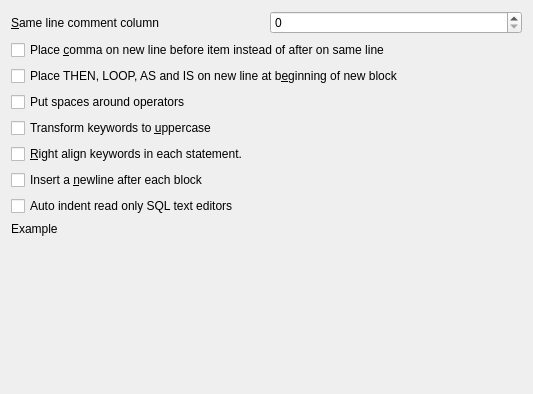
Old version of the form src/toeditextensionsetupui.ui in the repository tora-tool/tora.
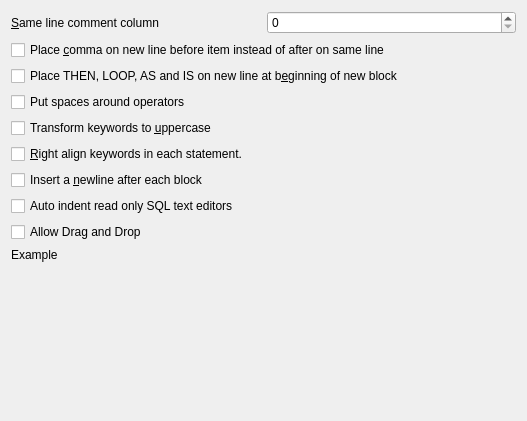
New version of the form. Custom widgets are drawn as their Qt base class.

Commit message:
fix setting the One True Tab Level since toconfig broke it. also reading from conf and removing file scoped variables so this applies when preferences change.
add an option to disable drag and drop in toeditextentions

```diff
--- a/src/toeditextensionsetupui.ui
+++ b/src/toeditextensionsetupui.ui
@@ -5,70 +5,37 @@
    <rect>
     <x>0</x>
     <y>0</y>
-    <width>533</width>
-    <height>394</height>
+    <width>527</width>
+    <height>421</height>
    </rect>
   </property>
   <property name="windowTitle" >
    <string>Form1</string>
   </property>
-  <layout class="QGridLayout" >
-   <property name="leftMargin" >
-    <number>11</number>
-   </property>
-   <property name="topMargin" >
-    <number>11</number>
-   </property>
-   <property name="rightMargin" >
-    <number>11</number>
-   </property>
-   <property name="bottomMargin" >
-    <number>11</number>
-   </property>
-   <property name="horizontalSpacing" >
-    <number>6</number>
-   </property>
-   <property name="verticalSpacing" >
-    <number>6</number>
-   </property>
-   <item row="11" column="0" colspan="2" >
-    <widget class="toHighlightedText" native="1" name="Example" >
-     <property name="sizePolicy" >
-      <sizepolicy vsizetype="Expanding" hsizetype="Preferred" >
-       <horstretch>0</horstretch>
-       <verstretch>0</verstretch>
-      </sizepolicy>
-     </property>
-    </widget>
-   </item>
-   <item row="7" column="0" colspan="2" >
-    <widget class="QCheckBox" name="RightSeparator" >
-     <property name="toolTip" >
-      <string/>
-     </property>
-     <property name="text" >
-      <string>&amp;Right align keywords in each statement.</string>
-     </property>
-    </widget>
-   </item>
-   <item row="8" column="0" colspan="2" >
-    <widget class="QCheckBox" name="EndBlockNewline" >
-     <property name="text" >
-      <string>Insert a &amp;newline after each block</string>
-     </property>
-    </widget>
+  <layout class="QVBoxLayout" >
+   <item>
+    <layout class="QHBoxLayout" >
+     <item>
+      <widget class="QLabel" name="TextLabel1_2" >
+       <property name="text" >
+        <string>&amp;Same line comment column</string>
+       </property>
+       <property name="wordWrap" >
+        <bool>false</bool>
+       </property>
+       <property name="buddy" >
+        <cstring>CommentColumn</cstring>
+       </property>
+      </widget>
+     </item>
+     <item>
+      <widget class="QSpinBox" name="CommentColumn" />
+     </item>
+    </layout>
    </item>
-   <item row="4" column="0" colspan="2" >
-    <widget class="QCheckBox" name="BlockOpenLine" >
-     <property name="toolTip" >
-      <string/>
-     </property>
-     <property name="text" >
-      <string>Place THEN, LOOP, AS and IS on new line at b&amp;eginning of new block</string>
-     </property>
-    </widget>
-   </item>
-   <item row="3" column="0" colspan="2" >
+   <item>
+    <layout class="QVBoxLayout" >
+     <item>
     <widget class="QCheckBox" name="CommaBefore" >
      <property name="toolTip" >
       <string/>
@@ -78,7 +45,17 @@
      </property>
     </widget>
    </item>
-   <item row="5" column="0" colspan="2" >
+     <item>
+      <widget class="QCheckBox" name="BlockOpenLine" >
+       <property name="toolTip" >
+        <string/>
+       </property>
+       <property name="text" >
+        <string>Place THEN, LOOP, AS and IS on new line at b&amp;eginning of new block</string>
+       </property>
+      </widget>
+     </item>
+     <item>
     <widget class="QCheckBox" name="OperatorSpace" >
      <property name="toolTip" >
       <string>Insert extra spaces between operators.</string>
@@ -88,7 +65,7 @@
      </property>
     </widget>
    </item>
-   <item row="6" column="0" colspan="2" >
+     <item>
     <widget class="QCheckBox" name="KeywordUpper" >
      <property name="toolTip" >
       <string/>
@@ -98,38 +75,58 @@
      </property>
     </widget>
    </item>
-   <item row="1" column="0" >
-    <widget class="QLabel" name="TextLabel1_2" >
+     <item>
+      <widget class="QCheckBox" name="RightSeparator" >
+       <property name="toolTip" >
+        <string/>
+       </property>
      <property name="text" >
-      <string>&amp;Same line comment column</string>
-     </property>
-     <property name="wordWrap" >
-      <bool>false</bool>
-     </property>
-     <property name="buddy" >
-      <cstring>CommentColumn</cstring>
-     </property>
-    </widget>
-   </item>
-   <item row="1" column="1" >
-    <widget class="QSpinBox" name="CommentColumn" />
-   </item>
-   <item row="10" column="0" colspan="2" >
-    <widget class="QLabel" name="ExampleLabel" >
+        <string>&amp;Right align keywords in each statement.</string>
+       </property>
+      </widget>
+     </item>
+     <item>
+      <widget class="QCheckBox" name="EndBlockNewline" >
      <property name="text" >
-      <string>Example</string>
-     </property>
-     <property name="wordWrap" >
-      <bool>false</bool>
-     </property>
-    </widget>
-   </item>
-   <item row="9" column="0" colspan="2" >
+        <string>Insert a &amp;newline after each block</string>
+       </property>
+      </widget>
+     </item>
+     <item>
     <widget class="QCheckBox" name="AutoIndent" >
      <property name="text" >
       <string>Auto indent read only SQL text editors</string>
      </property>
     </widget>
+     </item>
+     <item>
+      <widget class="QCheckBox" name="DragDrop" >
+       <property name="text" >
+        <string>Allow Drag and Drop</string>
+       </property>
+      </widget>
+     </item>
+     <item>
+      <widget class="QLabel" name="ExampleLabel" >
+       <property name="text" >
+        <string>Example</string>
+       </property>
+       <property name="wordWrap" >
+        <bool>false</bool>
+       </property>
+      </widget>
+     </item>
+     <item>
+      <widget class="toHighlightedText" native="1" name="Example" >
+       <property name="sizePolicy" >
+        <sizepolicy vsizetype="Expanding" hsizetype="Preferred" >
+         <horstretch>0</horstretch>
+         <verstretch>0</verstretch>
+        </sizepolicy>
+       </property>
+      </widget>
+     </item>
+    </layout>
    </item>
   </layout>
  </widget>
```
Lines whose indentation alone changed are shown as unchanged. The commit also changes 6 other files.
